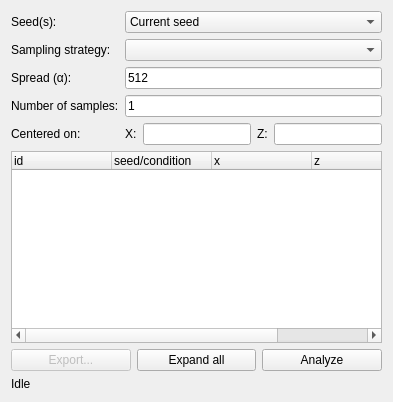
DUzzL/Seed-Atlas, file src/tablocations.ui: the form before one commit.
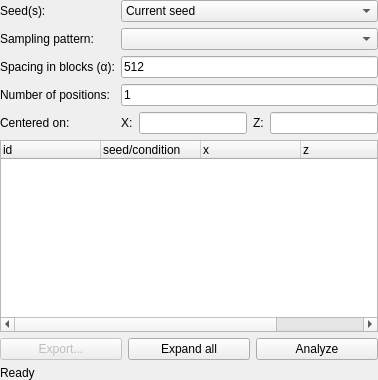
The form after the commit. Custom widgets are drawn as their Qt base class.

Patch:
```diff
--- a/src/tablocations.ui
+++ b/src/tablocations.ui
@@ -6,17 +6,29 @@
    <string>Form</string>
   </property>
   <layout class="QGridLayout" name="gridLayout">
+   <property name="leftMargin">
+    <number>0</number>
+   </property>
+   <property name="topMargin">
+    <number>0</number>
+   </property>
+   <property name="rightMargin">
+    <number>0</number>
+   </property>
+   <property name="bottomMargin">
+    <number>0</number>
+   </property>
    <item row="3" column="0">
     <widget class="QLabel" name="label_3">
      <property name="text">
-      <string>Number of samples:</string>
+      <string>Number of positions:</string>
      </property>
     </widget>
    </item>
    <item row="10" column="0" colspan="5">
     <widget class="QLabel" name="labelStatus">
      <property name="text">
-      <string>Idle</string>
+      <string>Ready</string>
      </property>
     </widget>
    </item>
@@ -40,7 +52,7 @@
    <item row="1" column="0">
     <widget class="QLabel" name="label_2">
      <property name="text">
-      <string>Sampling strategy:</string>
+      <string>Sampling pattern:</string>
      </property>
     </widget>
    </item>
@@ -156,7 +168,7 @@
    <item row="2" column="0">
     <widget class="QLabel" name="label">
      <property name="text">
-      <string>Spread (α):</string>
+      <string>Spacing in blocks (α):</string>
      </property>
     </widget>
    </item>
```
Left out of the diff: 11 changed lines with no effect on the pictures.
